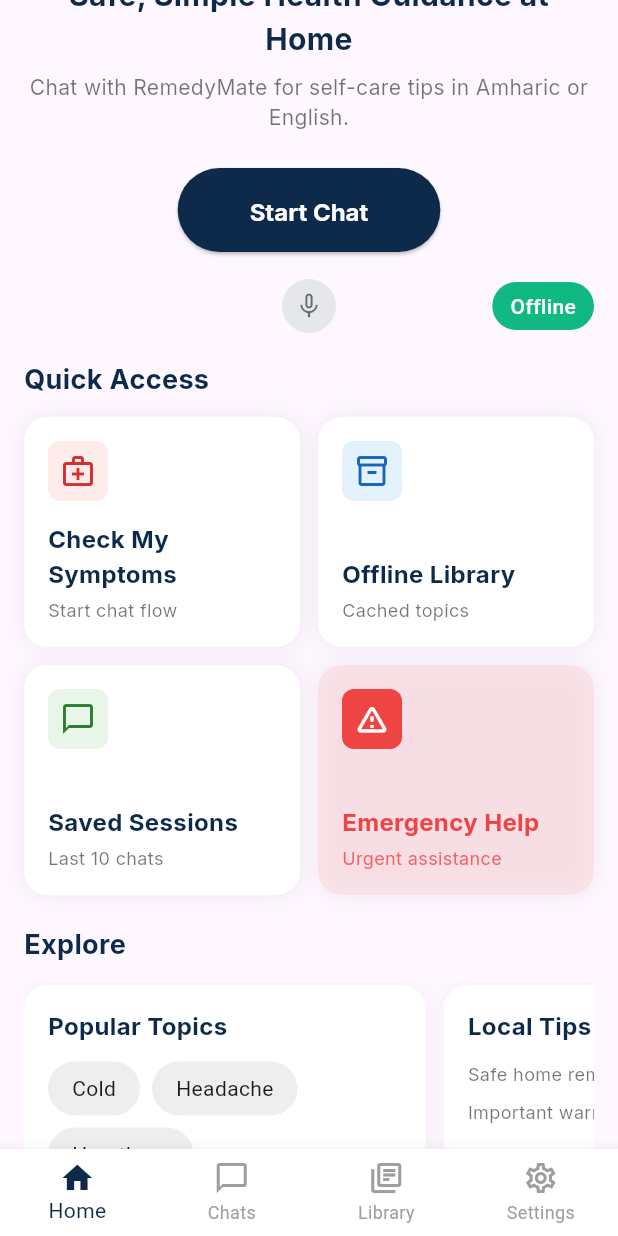
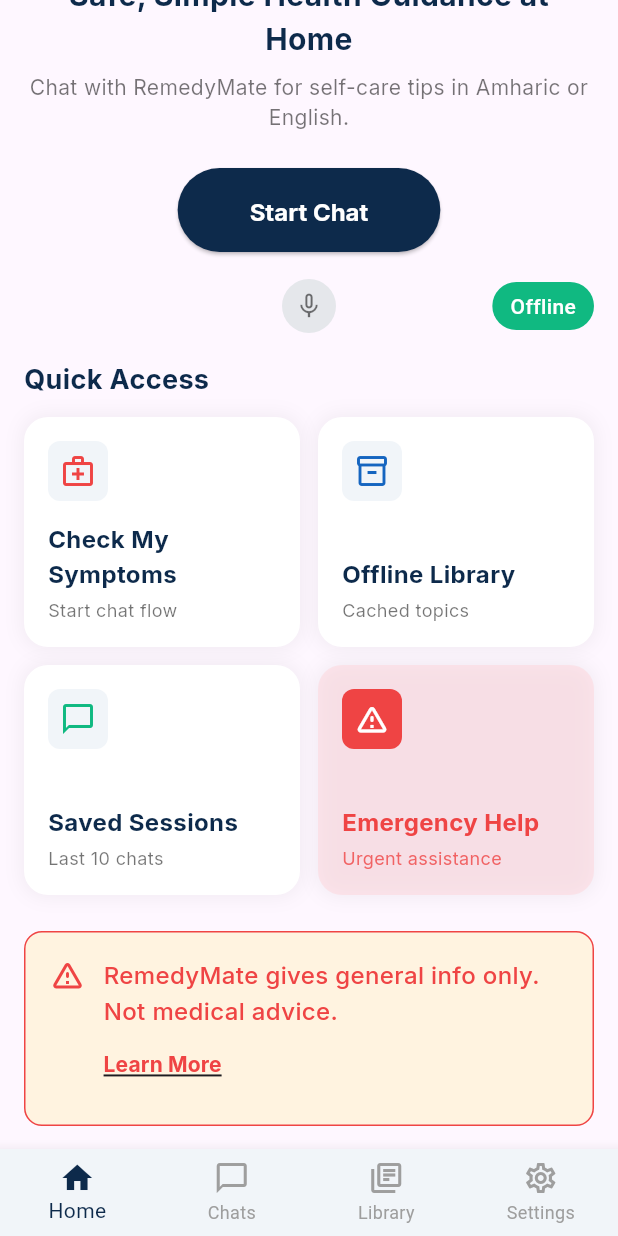
Before and after one commit to RemedyMate/remedymate-mobile, a Flutter app: the screen it shows after launch, scrolled down 372 dp, on a phone screen of 412 x 824 dp. Run offline on Flutter 3.47's test engine with Material 3 defaults, Android fonts, the phone set to English and light mode, and no system bars; our stand-ins replace bloc, dartz, equatable, flutter_bloc, get_it, go_router and 1 more.

Commit message:
little adjustment

```diff
--- a/lib/app.dart
+++ b/lib/app.dart
@@ -1,6 +1,6 @@
 import 'package:flutter/material.dart';
-import 'package:remedy_mate/core/l10n/arb/app_localizations.dart';
-import 'package:remedy_mate/core/navigation/app_router.dart'; // <-- IMPORT THE ROUTER
+import 'core/l10n/arb/app_localizations.dart';
+import 'core/navigation/app_router.dart';
 
 class App extends StatelessWidget {
   const App({super.key});
--- a/lib/core/constants/app_colors.dart
+++ b/lib/core/constants/app_colors.dart
@@ -8,6 +8,7 @@
   static const Color background = Color(0xFFF1F5F9);
   static const Color drawerBackground = Color(0xFFE5E7EB);
   static const Color drawerTextColor = Color(0xFF4B5563);
+  static Color backgrounddisclaimer = const Color(0xFFFFF3E0);
 
 
 
--- a/lib/dependency_injection.dart
+++ b/lib/dependency_injection.dart
@@ -1,6 +1,6 @@
 // It's likely your project uses the 'get_it' package for this.
 import 'package:get_it/get_it.dart';
-import 'package:remedy_mate/features/Chatbot/presentation/bloc/chatbot_bloc.dart';
+import 'features/Chatbot/presentation/bloc/chatbot_bloc.dart';
 // ... other imports for other services
 
 final sl = GetIt.instance; // sl stands for Service Locator
--- a/lib/features/Chatbot/presentation/bloc/chatbot_bloc.dart
+++ b/lib/features/Chatbot/presentation/bloc/chatbot_bloc.dart
@@ -4,7 +4,7 @@
 import 'package:flutter/material.dart';
 import 'package:flutter/services.dart';
 import 'package:meta/meta.dart';
-import 'package:remedy_mate/features/Chatbot/models/quick_action_model.dart';
+import '../../models/quick_action_model.dart';
 
 part 'chatbot_event.dart';
 part 'chatbot_state.dart';
--- a/lib/features/Chatbot/presentation/pages/chatbot_home_page.dart
+++ b/lib/features/Chatbot/presentation/pages/chatbot_home_page.dart
@@ -1,16 +1,13 @@
 import 'package:flutter/material.dart';
 import 'package:flutter_bloc/flutter_bloc.dart';
-import 'package:remedy_mate/core/constants/app_colors.dart';
-import 'package:remedy_mate/core/constants/app_text_styles.dart';
-import 'package:remedy_mate/core/l10n/arb/app_localizations.dart';
-import 'package:remedy_mate/dependency_injection.dart';
-import 'package:remedy_mate/features/Chatbot/presentation/bloc/chatbot_bloc.dart';
-import '../widgets/explore_section.dart';
+import '../../../../core/constants/app_colors.dart';
+import '../../../../core/constants/app_text_styles.dart';
+import '../../../../core/l10n/arb/app_localizations.dart';
+import '../../../../dependency_injection.dart';
+import '../bloc/chatbot_bloc.dart';
 import '../widgets/disclaimer_widget.dart';
 import '../widgets/home_header.dart';
-import '../widgets/local_tips_card.dart';
 import '../widgets/quick_access_card.dart';
-
 
 class ChatbotHomePage extends StatelessWidget {
   const ChatbotHomePage({super.key});
@@ -23,14 +20,13 @@
       create: (_) => sl<ChatbotBloc>()..add(LoadHomePageData()),
       child: BlocBuilder<ChatbotBloc, ChatbotState>(
         builder: (context, state) {
-
           return SafeArea(
             child: SingleChildScrollView(
               padding: const EdgeInsets.all(16),
-
               child: Column(
                 crossAxisAlignment: CrossAxisAlignment.start,
                 children: [
+
                   const HomeHeader(),
                   const SizedBox(height: 16),
                   Container(
@@ -39,7 +35,7 @@
                       color: AppColors.drawerBackground,
                       borderRadius: BorderRadius.circular(12),
                     ),
-                    child: const Center(child: Text("Home photo placeholder")),
+                    child: const Center(child: Text('Home photo placeholder')),
                   ),
                   const SizedBox(height: 16),
                   Center(
@@ -80,7 +76,7 @@
                       alignment: Alignment.center,
                       child: Container(
                         padding: const EdgeInsets.all(8),
-                            decoration: BoxDecoration(
+                        decoration: const BoxDecoration(
                           color: AppColors.drawerBackground,
                           shape: BoxShape.circle,
                         ),
@@ -97,7 +93,7 @@
                         ),
                         child: Text(
                           l10n.offline,
-                              style: TextStyle(color: AppColors.white, fontWeight: FontWeight.w500),
+                          style: const TextStyle(color: AppColors.white, fontWeight: FontWeight.w500),
                         ),
                       ),
                     ),
@@ -119,15 +115,15 @@
                         title: l10n.quickActionSymptomsTitle,
                         subtitle: l10n.quickActionSymptomsSubtitle,
                         icon: Icons.medical_services_outlined,
-                        iconContainerColor: const Color(0xffFEECEB),
-                        iconColor: const Color(0xffD32F2F),
+                        iconContainerColor:AppColors.background,
+                        iconColor: AppColors.redTriage,
                         onTap: () {},
                       ),
                       QuickAccessCard(
                         title: l10n.quickActionLibraryTitle,
                         subtitle: l10n.quickActionLibrarySubtitle,
                         icon: Icons.inventory_2_outlined,
-                        iconContainerColor: const Color(0xffE3F2FD),
+                        iconContainerColor: AppColors.background,
                         iconColor: const Color(0xff1565C0),
                         onTap: () {},
                       ),
@@ -135,8 +131,8 @@
                         title: l10n.quickActionSavedTitle,
                         subtitle: l10n.quickActionSavedSubtitle,
                         icon: Icons.chat_bubble_outline,
-                        iconContainerColor: const Color(0xffE8F5E9),
-                        iconColor: const Color(0xff2E7D32),
+                        iconContainerColor: AppColors.background,
+                        iconColor: AppColors.greenTriage,
                         onTap: () {},
                       ),
                       QuickAccessCard(
@@ -150,33 +146,17 @@
                         subtitleColor: AppColors.redTriage.withOpacity(0.8),
                         onTap: () {},
                       ),
-                    ],
-                  ),
-                  const SizedBox(height: 20),
-                  Text(l10n.exploreTitle, style: AppTextStyles.sectionHeader),
-                  const SizedBox(height: 12),
-                  SingleChildScrollView(
-                    scrollDirection: Axis.horizontal,
-                    padding: const EdgeInsets.only(bottom: 4, top: 2),
-                    child: Row(
-                      crossAxisAlignment: CrossAxisAlignment.start,
-                      children: [
-                        SizedBox(
-                          width: MediaQuery.of(context).size.width * 0.65,
-                          child: ExploreSection(
-                            title: l10n.popularTopicsTitle,
-                            items: state.popularTopics,
-                            onItemTap: (topicKey) {},
-                          ),
-                        ),
-                        const SizedBox(width: 12),
-                        const LocalTipsCard(),
 
                     ],
                   ),
-                  ),
-                   const SizedBox(height: 20),
+
+
+                  const SizedBox(height: 24),
+
+
                   const DisclaimerWidget(),
+
+
                 ],
               ),
             ),
--- a/lib/features/Chatbot/presentation/pages/shell_page.dart
+++ b/lib/features/Chatbot/presentation/pages/shell_page.dart
@@ -1,7 +1,7 @@
 import 'package:flutter/material.dart';
 import 'package:go_router/go_router.dart';
 
-import 'package:remedy_mate/features/Chatbot/presentation/widgets/bottom_nav.dart';
+import '../widgets/bottom_nav.dart';
 
 class ShellPage extends StatelessWidget {
 
--- a/lib/features/Chatbot/presentation/widgets/bottom_nav.dart
+++ b/lib/features/Chatbot/presentation/widgets/bottom_nav.dart
@@ -1,5 +1,5 @@
 import 'package:flutter/material.dart';
-import 'package:remedy_mate/core/constants/app_colors.dart';
+import '../../../../core/constants/app_colors.dart';
 
 class BottomNav extends StatelessWidget {
   final int currentIndex;
@@ -17,7 +17,7 @@
       currentIndex: currentIndex,
       onTap: onTap,
       type: BottomNavigationBarType.fixed,
-      backgroundColor: AppColors.white,
+      backgroundColor: AppColors.background,
       selectedItemColor: AppColors.primaryDeepBlue,
       unselectedItemColor: Colors.grey[500],
       showUnselectedLabels: true,
@@ -25,22 +25,22 @@
         BottomNavigationBarItem(
           icon: Icon(Icons.home_outlined),
           activeIcon: Icon(Icons.home),
-          label: "Home",
+          label: 'Home',
         ),
         BottomNavigationBarItem(
           icon: Icon(Icons.chat_bubble_outline),
           activeIcon: Icon(Icons.chat_bubble),
-          label: "Chats",
+          label: 'Chats',
         ),
         BottomNavigationBarItem(
           icon: Icon(Icons.library_books_outlined),
           activeIcon: Icon(Icons.library_books),
-          label: "Library",
+          label: 'Library',
         ),
         BottomNavigationBarItem(
           icon: Icon(Icons.settings_outlined),
           activeIcon: Icon(Icons.settings),
-          label: "Settings",
+          label: 'Settings',
         ),
       ],
     );
--- a/lib/features/Chatbot/presentation/widgets/disclaimer_widget.dart
+++ b/lib/features/Chatbot/presentation/widgets/disclaimer_widget.dart
@@ -1,6 +1,7 @@
 import 'package:flutter/material.dart';
-import 'package:remedy_mate/core/constants/app_text_styles.dart';
-import 'package:remedy_mate/core/l10n/arb/app_localizations.dart';
+import '../../../../core/constants/app_colors.dart';
+import '../../../../core/constants/app_text_styles.dart';
+import '../../../../core/l10n/arb/app_localizations.dart';
 
 class DisclaimerWidget extends StatelessWidget {
   const DisclaimerWidget({super.key});
@@ -9,23 +10,20 @@
   Widget build(BuildContext context) {
     final l10n = AppLocalizations.of(context)!;
 
-    const Color warningColor = Color(0xFFC66900);
-    const Color backgroundColor = Color(0xFFFFF3E0);
-
     return Container(
       padding: const EdgeInsets.all(16.0),
       decoration: BoxDecoration(
-        color: backgroundColor,
+        color:AppColors.backgrounddisclaimer,
         borderRadius: BorderRadius.circular(12),
-        border: Border.all(color: warningColor.withOpacity(0.3)),
+        border: Border.all(color:AppColors.redTriage,),
       ),
       child: Row(
         crossAxisAlignment: CrossAxisAlignment.start,
         children: [
-          // The Icon on the left
+
           const Icon(
             Icons.warning_amber_rounded,
-            color: warningColor,
+            color: AppColors.redTriage,
             size: 24,
           ),
           const SizedBox(width: 12),
@@ -37,13 +35,13 @@
                 Text(
                   l10n.disclaimerText,
                   style: AppTextStyles.bodyText.copyWith(
-                    color: warningColor,
+                    color: AppColors.redTriage,
                     fontWeight: FontWeight.w500,
                   ),
                 ),
                 TextButton(
                   onPressed: () {
-                    print("Learn More about disclaimer tapped");
+                    print('Learn More about disclaimer tapped');
                   },
                   style: TextButton.styleFrom(
                     padding: EdgeInsets.zero,
@@ -54,7 +52,7 @@
                     l10n.learnMore,
                     style: const TextStyle(
                       fontFamily: 'Inter',
-                      color: warningColor,
+                      color:AppColors.redTriage,
                       fontWeight: FontWeight.bold,
                       decoration: TextDecoration.underline,
                     ),
--- a/lib/features/Chatbot/presentation/widgets/explore_section.dart
+++ /dev/null
@@ -1,72 +0,0 @@
-import 'package:flutter/material.dart';
-import 'package:remedy_mate/core/constants/app_text_styles.dart';
-import 'package:remedy_mate/core/l10n/arb/app_localizations.dart'; // Import l10n
-
-class ExploreSection extends StatelessWidget {
-  final String title;
-  final List<String> items;
-  final ValueChanged<String>? onItemTap; // <-- ADD THIS
-
-  const ExploreSection({
-    super.key,
-    required this.title,
-    required this.items,
-    this.onItemTap, // <-- ADD THIS
-  });
-
-  @override
-  Widget build(BuildContext context) {
-    final l10n = AppLocalizations.of(context)!;
-
-    // Helper to translate keys. You might want to move this to a shared location.
-    String translateKey(String key) {
-      // This is a simple implementation. A real app might use a map or a more robust method.
-      switch (key) {
-        case "popularTopicCold": return l10n.popularTopicCold;
-        case "popularTopicHeadache": return l10n.popularTopicHeadache;
-        case "popularTopicHeartburn": return l10n.popularTopicHeartburn;
-        case "popularTopicMotionSickness": return l10n.popularTopicMotionSickness;
-        default: return key;
-      }
-    }
-
-    return Container(
-      padding: const EdgeInsets.all(16),
-      decoration: BoxDecoration(
-        color: Colors.white,
-        borderRadius: BorderRadius.circular(16),
-        boxShadow: [
-          BoxShadow(
-            color: Colors.grey.withOpacity(0.08),
-            spreadRadius: 1,
-            blurRadius: 10,
-          ),
-        ],
-      ),
-      child: Column(
-        crossAxisAlignment: CrossAxisAlignment.start,
-        children: [
-          Text(title, style: AppTextStyles.cardTitle),
-          const SizedBox(height: 12),
-          Wrap(
-            spacing: 8.0,
-            runSpacing: 8.0,
-            children: items.map((itemKey) {
-              return GestureDetector(
-                onTap: () => onItemTap?.call(itemKey),
-                child: Container(
-                  padding: const EdgeInsets.symmetric(horizontal: 16, vertical: 8),
-                  decoration: BoxDecoration(
-                    color: Colors.grey[200],
-                    borderRadius: BorderRadius.circular(20),
-                  ),
-                  child: Text(translateKey(itemKey)),
-                ),
-              );
-            }).toList(),
-          ),
-        ],
-      ),
-    );
-  }
-}
--- a/lib/features/Chatbot/presentation/widgets/home_header.dart
+++ b/lib/features/Chatbot/presentation/widgets/home_header.dart
@@ -1,5 +1,5 @@
 import 'package:flutter/material.dart';
-import 'package:flutter/widgets.dart';
+import '../../../../core/constants/app_colors.dart';
 
 class HomeHeader extends StatelessWidget {
   const HomeHeader({super.key});
@@ -13,19 +13,19 @@
         mainAxisAlignment: MainAxisAlignment.spaceBetween,
         children: [
 
-          Row(
+          const Row(
             children: [
-              const CircleAvatar(
-                backgroundColor: Color(0xFF0B2D48),
+              CircleAvatar(
+                backgroundColor: AppColors.primaryDeepBlue,
                 child: Text(
-                  "R",
+                  'R',
                   style: TextStyle(color: Colors.white, fontWeight: FontWeight.bold),
                 ),
               ),
-              const SizedBox(width: 8),
-              const Text(
-                "RemedyMate",
-                style: TextStyle(fontSize: 18, fontWeight: FontWeight.bold, color: Color(0xFF0B2D48)),
+              SizedBox(width: 8),
+              Text(
+                'RemedyMate',
+                style: TextStyle(fontSize: 18, fontWeight: FontWeight.bold, color: AppColors.primaryDeepBlue),
               ),
             ],
           ),
@@ -37,10 +37,10 @@
 
 
               borderRadius: BorderRadius.circular(25),
-              color: const Color(0xFF0B2D48),
+              color: AppColors.primaryDeepBlue,
             ),
             child: const Text(
-              "EN ↔ Amh",
+              'EN ↔ Amh',
               style: TextStyle(color: Colors.white, fontWeight: FontWeight.bold),
             ),
           ),
--- a/lib/features/Chatbot/presentation/widgets/local_tips_card.dart
+++ /dev/null
@@ -1,65 +0,0 @@
-import 'package:flutter/material.dart';
-import 'package:remedy_mate/core/constants/app_colors.dart';
-import 'package:remedy_mate/core/constants/app_text_styles.dart';
-import 'package:remedy_mate/core/l10n/arb/app_localizations.dart';
-
-class LocalTipsCard extends StatelessWidget {
-  const LocalTipsCard({super.key});
-
-  @override
-  Widget build(BuildContext context) {
-    final l10n = AppLocalizations.of(context)!;
-    return Container(
-
-      padding: const EdgeInsets.all(16),
-      decoration: BoxDecoration(
-        color: Colors.white,
-        borderRadius: BorderRadius.circular(16),
-        boxShadow: [
-          BoxShadow(
-            color: Colors.grey.withOpacity(0.08),
-            spreadRadius: 1,
-            blurRadius: 10,
-          ),
-        ],
-      ),
-      child: Column(
-        crossAxisAlignment: CrossAxisAlignment.start,
-
-        mainAxisSize: MainAxisSize.min,
-
-        children: [
-          Text(l10n.localTipsTitle, style: AppTextStyles.cardTitle),
-          const SizedBox(height: 12),
-          Text(
-            l10n.localTipRemedies,
-            style: AppTextStyles.cardSubtitle,
-          ),
-          const SizedBox(height: 8),
-          Text(
-            l10n.localTipWarnings,
-            style: AppTextStyles.cardSubtitle,
-          ),
-
-          const SizedBox(height: 16),
-          TextButton(
-            onPressed: () {
-              print("Navigate to Learn More");
-            },
-            style: TextButton.styleFrom(
-              padding: EdgeInsets.zero,
-              alignment: Alignment.centerLeft,
-            ),
-            child: const Text(
-              "Learn more",
-              style: TextStyle(
-                color: AppColors.greenTriage,
-                fontWeight: FontWeight.bold,
-              ),
-            ),
-          )
-        ],
-      ),
-    );
-  }
-}
--- a/lib/features/Chatbot/presentation/widgets/quick_access_card.dart
+++ b/lib/features/Chatbot/presentation/widgets/quick_access_card.dart
@@ -1,5 +1,5 @@
 import 'package:flutter/material.dart';
-import 'package:remedy_mate/core/constants/app_text_styles.dart';
+import '../../../../core/constants/app_text_styles.dart';
 
 class QuickAccessCard extends StatelessWidget {
   final String title;
@@ -43,11 +43,11 @@
             )
           ],
         ),
-        // --- THIS IS THE CRITICAL FIX ---
+
         child: Column(
           crossAxisAlignment: CrossAxisAlignment.start,
           children: [
-            // The Icon container stays as it is.
+
             Container(
               padding: const EdgeInsets.all(8),
               decoration: BoxDecoration(
--- a/lib/main.dart
+++ b/lib/main.dart
@@ -1,7 +1,7 @@
 import 'package:flutter/material.dart';
-import 'package:remedy_mate/dependency_injection.dart' as di; // Use a prefix
 
 import 'app.dart';
+import 'dependency_injection.dart' as di;
 
 Future<void> main() async {
 
```
Also changed, not shown: lib/core/navigation/app_router.dart (+5 -5 lines). Lines whose indentation alone changed are shown as unchanged.
